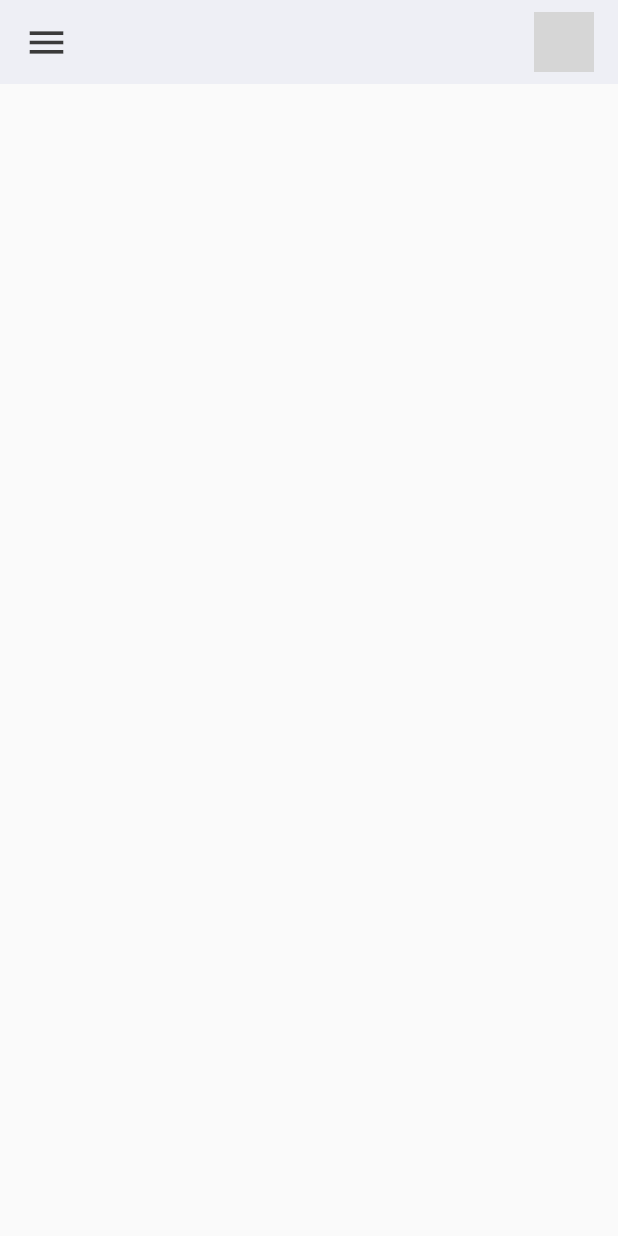
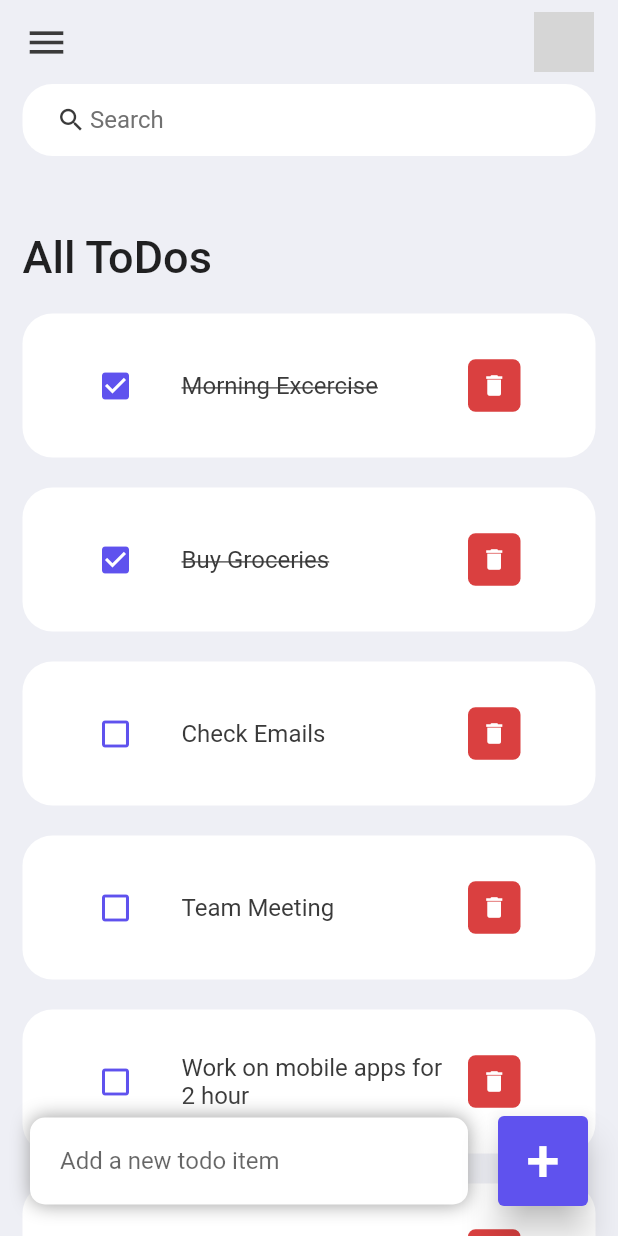
Before and after one commit to smokinthunder/ToDoApp_Flutter, a Flutter app: the screen it shows after launch, on a phone screen of 412 x 824 dp. Run offline on Flutter 3.47's test engine with Material 2 defaults, Android fonts, the phone set to English and light mode, and no system bars; grey boxes are pictures that could not be loaded.

Commit message:
Almost finished

```diff
--- a/lib/main.dart
+++ b/lib/main.dart
@@ -14,7 +14,7 @@
   Widget build(BuildContext context) {
     SystemChrome.setSystemUIOverlayStyle(
         const SystemUiOverlayStyle(statusBarColor: Colors.transparent));
-    return const MaterialApp(
+    return  MaterialApp(
       debugShowCheckedModeBanner: false,
       title: 'ToDo App',
       home: Home(),
--- /dev/null
+++ b/lib/model/todo.dart
@@ -0,0 +1,23 @@
+class ToDo {
+  String? id;
+  String? todoText;
+  bool isDone;
+  ToDo({
+    required this.id,
+    required this.todoText,
+    this.isDone=false,
+  }) ;
+
+  static List<ToDo> todoList() {
+
+    return [
+      ToDo(id: '01', todoText: 'Morning Excercise', isDone: true ),
+      ToDo(id: '02', todoText: 'Buy Groceries', isDone: true ),
+      ToDo(id: '03', todoText: 'Check Emails', ),
+      ToDo(id: '04', todoText: 'Team Meeting', ),
+      ToDo(id: '05', todoText: 'Work on mobile apps for 2 hour', ),
+      ToDo(id: '06', todoText: 'Dinner with Jenny', ),
+    ];
+  }
+
+}
--- a/lib/screens/home.dart
+++ b/lib/screens/home.dart
@@ -1,16 +1,35 @@
 import 'package:flutter/material.dart';
 import 'package:todos_app/constants/colors.dart';
+import 'package:todos_app/widgets/todo_item.dart';
+import 'package:todos_app/model/todo.dart';
 
-class Home extends StatelessWidget {
-  const Home({Key? key}) : super(key: key);
+class Home extends StatefulWidget {
+  Home({Key? key}) : super(key: key);
+
+  @override
+  State<Home> createState() => _HomeState();
+}
+
+class _HomeState extends State<Home> {
+  final todosList = ToDo.todoList();
+  List<ToDo> _foundToDo = [];
+  final _todoController = TextEditingController();
+
+  @override
+  void initState() {
+    _foundToDo = todosList;
+    super.initState();
+  }
 
   @override
   Widget build(BuildContext context) {
-    return  Scaffold(
+    return SafeArea(
+      child: Scaffold(
+        backgroundColor: tdBGColor,
         appBar: AppBar(
           backgroundColor: tdBGColor,
           elevation: 0,
-        title:  Row(
+          title: Row(
             mainAxisAlignment: MainAxisAlignment.spaceBetween,
             children: [
               const Icon(
@@ -26,8 +45,177 @@
                   child: Image.asset('assets/images/avatar.jpg'),
                 ),
               )
-        ],),
+            ],
+          ),
+        ),
+        body: Stack(
+          children: [
+            Container(
+              padding: const EdgeInsets.symmetric(horizontal: 15),
+              child: Column(
+                children: [
+                  searchBox(),
+                  Expanded(
+                    child: ListView(
+                      children: [
+                        Container(
+                          margin: const EdgeInsets.only(
+                            top: 50,
+                            bottom: 20,
+                          ),
+                          child: const Text(
+                            'All ToDos',
+                            style: TextStyle(
+                              fontSize: 30,
+                              fontWeight: FontWeight.w500,
+                            ),
+                          ),
+                        ),
+                        // ToDoItem(),
+                        for (ToDo todoo in todosList)
+                          ToDoItem(
+                            todo: todoo,
+                            onToDoChanged: _handleToDoChange,
+                            onDeleteItem: _deleteToDoItem,
+                          ),
+                      ],
+                    ),
+                  )
+                ],
+              ),
+            ),
+            Align(
+              alignment: Alignment.bottomCenter,
+              child: Row(children: [
+                Expanded(
+                  child: Container(
+                    margin: const EdgeInsets.only(
+                      bottom: 20,
+                      right: 20,
+                      left: 20,
+                    ),
+                    padding: const EdgeInsets.symmetric(
+                      horizontal: 20,
+                      vertical: 5,
+                    ),
+                    decoration: BoxDecoration(
+                      color: Colors.white,
+                      boxShadow: const [
+                        BoxShadow(
+                          color: Colors.grey,
+                          offset: Offset(0.0, 0.0),
+                          blurRadius: 10.0,
+                          spreadRadius: 0.0,
+                        ),
+                      ],
+                      borderRadius: BorderRadius.circular(10),
+                    ),
+                    child: TextField(
+                      controller: _todoController,
+                      decoration: const InputDecoration(
+                          hintText: 'Add a new todo item',
+                          border: InputBorder.none),
+                    ),
+                  ),
+                ),
+                Container(
+                  margin: const EdgeInsets.only(
+                    bottom: 20,
+                    right: 20,
+                  ),
+                  child: ElevatedButton(
+                    onPressed: () {
+                      _addToDoItem(_todoController.text);
+                    },
+                    style: ElevatedButton.styleFrom(
+                      backgroundColor: tdBlue,
+                      minimumSize: const Size(60, 60),
+                      elevation: 10,
+                    ),
+                    child: const Text(
+                      '+',
+                      style: TextStyle(
+                        fontSize: 40,
+                      ),
+                    ),
+                  ),
+                ),
+              ]),
+            ),
+          ],
+        ),
       ),
     );
   }
+
+  void _handleToDoChange(ToDo todo) {
+    setState(() {
+      todo.isDone = !todo.isDone;
+    });
   }
+
+  void _deleteToDoItem(String id) {
+    setState(() {
+      todosList.removeWhere((item) => item.id == id);
+    });
+  }
+
+  void _addToDoItem(String toDo) {
+    setState(() {
+      todosList.add(ToDo(
+        id: DateTime.now().millisecondsSinceEpoch.toString(),
+        todoText: toDo,
+      ));
+    });
+    _todoController.clear();
+  }
+
+  void _runFilter(String enteredKeyword) {
+    List<ToDo> results = [];
+    if (enteredKeyword.isEmpty) {
+      results = todosList;
+    } else {
+      results = todosList
+          .where((item) => item.todoText!
+              .toLowerCase()
+              .contains(enteredKeyword.toLowerCase()))
+          .toList();
+    }
+
+    setState(() {
+      _foundToDo = results;
+    });
+  }
+
+  Widget searchBox() {
+    return (Container(
+      padding: const EdgeInsets.symmetric(
+        horizontal: 20,
+        vertical: 0,
+      ),
+      decoration: BoxDecoration(
+        color: Colors.white,
+        borderRadius: BorderRadius.circular(20),
+      ),
+      child: const TextField(
+        decoration: InputDecoration(
+          contentPadding: EdgeInsets.all(0),
+          prefixIcon: Icon(
+            Icons.search,
+            color: tdBlack,
+            size: 20,
+          ),
+          prefixIconConstraints: BoxConstraints(
+            maxHeight: 20,
+            minWidth: 25,
+          ),
+          border: InputBorder.none,
+          hintText: "Search",
+          hintStyle: TextStyle(
+            color: tdGrey,
+          ),
+        ),
+      ),
+    ));
+  }
+}
--- /dev/null
+++ b/lib/widgets/todo_item.dart
@@ -0,0 +1,57 @@
+import 'package:flutter/material.dart';
+import 'package:todos_app/constants/colors.dart';
+import 'package:todos_app/model/todo.dart';
+
+class ToDoItem extends StatelessWidget {
+  final ToDo todo;
+  final onToDoChanged;
+  final onDeleteItem;
+
+  const ToDoItem({
+    Key? key,
+    required this.todo,
+    required this.onToDoChanged,
+    required this.onDeleteItem,
+  }) : super(key: key);
+  @override
+  Widget build(BuildContext context) {
+    return Container(
+      margin: const EdgeInsets.only(bottom: 20),
+      child: ListTile(
+        onTap: () {onToDoChanged(todo);
+},
+        shape: RoundedRectangleBorder(borderRadius: BorderRadius.circular(20)),
+        tileColor: Colors.white,
+        contentPadding: const EdgeInsets.symmetric(vertical: 20,horizontal: 50),
+        leading:  Icon(
+          todo.isDone ? Icons.check_box : Icons.check_box_outline_blank,
+          color: tdBlue,
+        ),
+        title: Text(
+          todo.todoText!,
+          style:  TextStyle(
+              fontSize: 16,
+              color: tdBlack,
+            decoration: todo.isDone ? TextDecoration.lineThrough : null,
+          ),
+        ),
+        trailing: Container(
+          height: 35,
+          width: 35,
+          // padding: EdgeInsets.all(0),
+          // margin: EdgeInsets.symmetric(vertical: 12),
+          decoration: BoxDecoration(
+            color: tdRed,
+            borderRadius: BorderRadius.circular(5),
+          ),
+          child: IconButton(
+            color: Colors.white,
+            onPressed: () {  onDeleteItem(todo.id); },
+            iconSize: 18,
+            icon: const Icon(Icons.delete),
+          ),
+        ),
+      ),
+    );
+  }
+}
```
Lines whose indentation alone changed are shown as unchanged.
